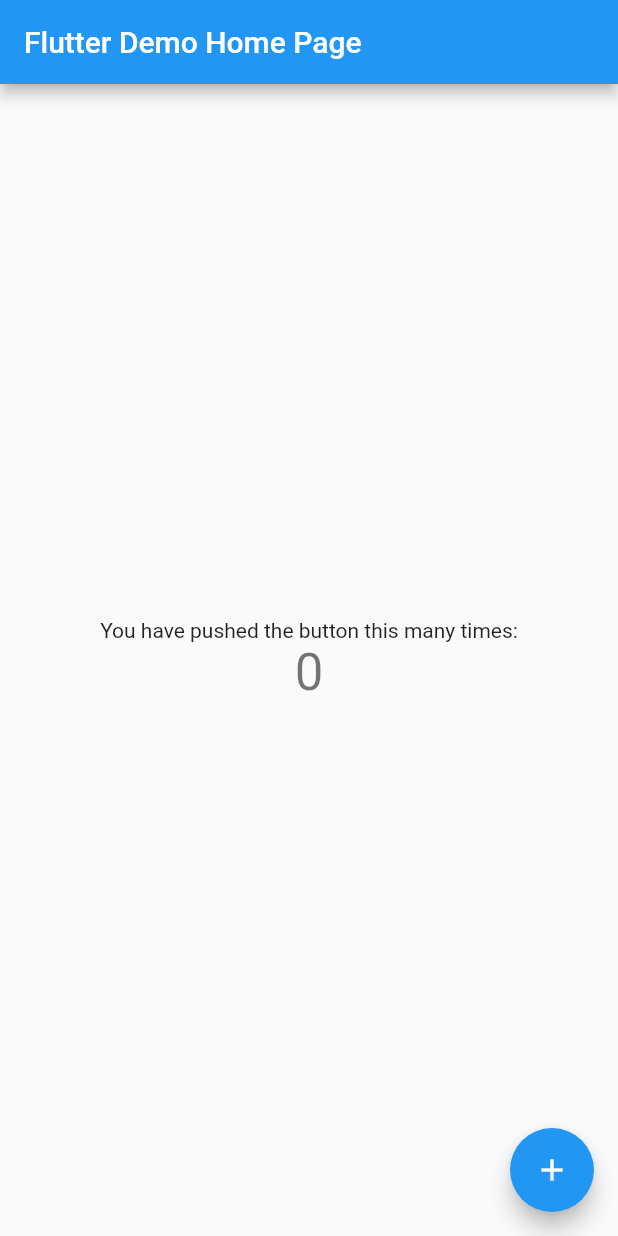
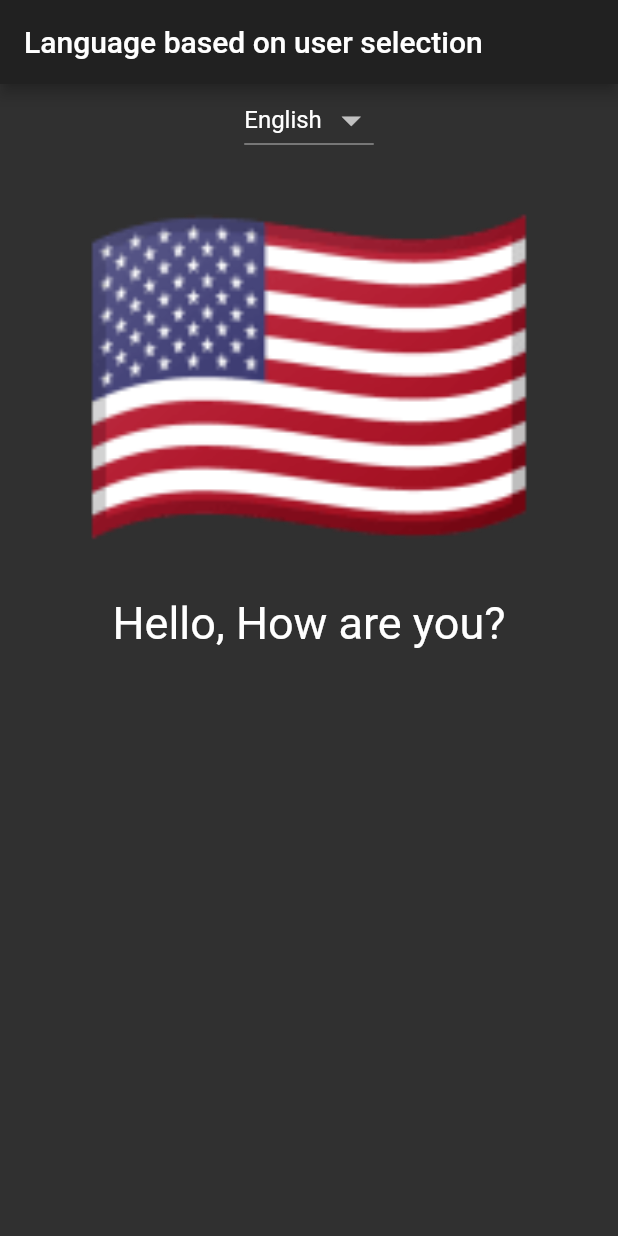
Before and after one commit to pinkeshdarji/flutter_internationalization, a Flutter app: the screen it shows after launch, on a phone screen of 412 x 824 dp. Run offline on Flutter 3.47's test engine with Material 2 defaults, Android fonts, the phone set to English and light mode, and no system bars; our stand-ins replace shared_preferences; generated files the repository leaves out were written again.

Commit message:
Feat: Language based on system and user selection completed.

```diff
--- /dev/null
+++ b/l10n.yaml
@@ -0,0 +1,3 @@
+arb-dir: lib/l10n
+template-arb-file: app_en.arb
+output-localization-file: app_localizations.dart
--- /dev/null
+++ b/lib/l10n/app_de.arb
@@ -0,0 +1,3 @@
+{
+    "hello": "Hallo wie geht's dir?"
+}
--- /dev/null
+++ b/lib/l10n/app_en.arb
@@ -0,0 +1,3 @@
+{
+    "hello": "Hello, How are you?"
+}
--- /dev/null
+++ b/lib/l10n/app_fr.arb
@@ -0,0 +1,3 @@
+{
+    "hello": "Bonjour comment vas-tu?"
+}
--- /dev/null
+++ b/lib/language_based_on_user_selection.dart
@@ -0,0 +1,123 @@
+import 'package:flutter/cupertino.dart';
+import 'package:flutter/material.dart';
+import 'package:flutter_gen/gen_l10n/app_localizations.dart';
+import 'package:flutter_internationalization/provider/app_locale.dart';
+import 'package:provider/provider.dart';
+
+import 'helper/shared_pref.dart';
+import 'model/app_language.dart';
+
+class LanguageBasedOnUserSelection extends StatefulWidget {
+  const LanguageBasedOnUserSelection({Key? key}) : super(key: key);
+
+  @override
+  _LanguageBasedOnUserSelectionState createState() =>
+      _LanguageBasedOnUserSelectionState();
+}
+
+class _LanguageBasedOnUserSelectionState
+    extends State<LanguageBasedOnUserSelection> {
+  late String currentDefaultSystemLocale;
+  int selectedLangIndex = 0;
+  var _appLocale;
+
+  Map<String, String> _languageMap = {
+    'en': 'English',
+    'de': 'German',
+    'fr': 'French'
+  };
+  late AppLanguage dropdownValue;
+
+  @override
+  void initState() {
+    super.initState();
+    dropdownValue = AppLanguage.languages().first;
+  }
+
+  @override
+  void didChangeDependencies() {
+    super.didChangeDependencies();
+    _appLocale = Provider.of<AppLocale>(context);
+    getLocale().then((locale) {
+      _appLocale.changeLocale(Locale(locale!.languageCode));
+      dropdownValue = AppLanguage.languages().firstWhere(
+          (element) => element.languageCode == locale!.languageCode);
+      _setFlag();
+    });
+  }
+
+  void _setFlag() {
+    currentDefaultSystemLocale = _appLocale.locale.languageCode.split('_')[0];
+    setState(() {
+      selectedLangIndex = _getLangIndex(currentDefaultSystemLocale);
+    });
+  }
+
+  int _getLangIndex(String currentDefaultSystemLocale) {
+    int _langIndex = 0;
+    switch (currentDefaultSystemLocale) {
+      case 'en':
+        _langIndex = 0;
+        break;
+      case 'de':
+        _langIndex = 1;
+        break;
+      case 'fr':
+        _langIndex = 2;
+        break;
+    }
+    return _langIndex;
+  }
+
+  @override
+  Widget build(BuildContext context) {
+    return Scaffold(
+      appBar: AppBar(
+        title: Text('Language based on user selection'),
+      ),
+      body: SafeArea(
+        child: Container(
+          child: Center(
+              child: Column(
+            children: [
+              DropdownButton<AppLanguage>(
+                value: dropdownValue,
+                iconSize: 30,
+                onChanged: (AppLanguage? language) {
+                  dropdownValue = language!;
+                  _appLocale.changeLocale(Locale(language!.languageCode));
+                  _setFlag();
+                  setLocale(language!.languageCode);
+                },
+                items: AppLanguage.languages()
+                    .map<DropdownMenuItem<AppLanguage>>(
+                      (e) => DropdownMenuItem<AppLanguage>(
+                          value: e, child: Text(e.name)),
+                    )
+                    .toList(),
+              ),
+              IndexedStack(
+                index: selectedLangIndex,
+                children: [
+                  Text('🇺🇸',
+                      style: TextStyle(
+                          fontSize: 250, fontWeight: FontWeight.bold)),
+                  Text('🇩🇪',
+                      style: TextStyle(
+                          fontSize: 250, fontWeight: FontWeight.bold)),
+                  Text('🇫🇷',
+                      style: TextStyle(
+                          fontSize: 250, fontWeight: FontWeight.bold)),
+                ],
+              ),
+              Text(
+                AppLocalizations.of(context)!.hello,
+                style: TextStyle(fontSize: 30),
+              ),
+            ],
+          )),
+        ),
+      ),
+    );
+  }
+}
--- a/lib/main.dart
+++ b/lib/main.dart
@@ -1,4 +1,9 @@
 import 'package:flutter/material.dart';
+import 'package:flutter_gen/gen_l10n/app_localizations.dart';
+import 'package:flutter_internationalization/provider/app_locale.dart';
+import 'package:provider/provider.dart';
+
+import 'language_based_on_user_selection.dart';
 
 void main() {
   runApp(MyApp());
@@ -8,106 +13,22 @@ class MyApp extends StatelessWidget {
   // This widget is the root of your application.
   @override
   Widget build(BuildContext context) {
-    return MaterialApp(
-      title: 'Flutter Demo',
-      theme: ThemeData(
-        // This is the theme of your application.
-        //
-        // Try running your application with "flutter run". You'll see the
-        // application has a blue toolbar. Then, without quitting the app, try
-        // changing the primarySwatch below to Colors.green and then invoke
-        // "hot reload" (press "r" in the console where you ran "flutter run",
-        // or simply save your changes to "hot reload" in a Flutter IDE).
-        // Notice that the counter didn't reset back to zero; the application
-        // is not restarted.
-        primarySwatch: Colors.blue,
-      ),
-      home: MyHomePage(title: 'Flutter Demo Home Page'),
+    return ChangeNotifierProvider(
+      create: (context) => AppLocale(),
+      child: Consumer<AppLocale>(builder: (context, locale, child) {
+        return MaterialApp(
+          title: 'Flutter translation',
+          localizationsDelegates:
+              AppLocalizations.localizationsDelegates, // important
+          supportedLocales: AppLocalizations.supportedLocales, //
+          locale: locale.locale,
+          theme: ThemeData(
+            primarySwatch: Colors.teal,
+            brightness: Brightness.dark,
+          ),
+          home: LanguageBasedOnUserSelection(),
+        );
+      }),
     );
   }
 }
-
-class MyHomePage extends StatefulWidget {
-  MyHomePage({Key key, this.title}) : super(key: key);
-
-  // This widget is the home page of your application. It is stateful, meaning
-  // that it has a State object (defined below) that contains fields that affect
-  // how it looks.
-
-  // This class is the configuration for the state. It holds the values (in this
-  // case the title) provided by the parent (in this case the App widget) and
-  // used by the build method of the State. Fields in a Widget subclass are
-  // always marked "final".
-
-  final String title;
-
-  @override
-  _MyHomePageState createState() => _MyHomePageState();
-}
-
-class _MyHomePageState extends State<MyHomePage> {
-  int _counter = 0;
-
-  void _incrementCounter() {
-    setState(() {
-      // This call to setState tells the Flutter framework that something has
-      // changed in this State, which causes it to rerun the build method below
-      // so that the display can reflect the updated values. If we changed
-      // _counter without calling setState(), then the build method would not be
-      // called again, and so nothing would appear to happen.
-      _counter++;
-    });
-  }
-
-  @override
-  Widget build(BuildContext context) {
-    // This method is rerun every time setState is called, for instance as done
-    // by the _incrementCounter method above.
-    //
-    // The Flutter framework has been optimized to make rerunning build methods
-    // fast, so that you can just rebuild anything that needs updating rather
-    // than having to individually change instances of widgets.
-    return Scaffold(
-      appBar: AppBar(
-        // Here we take the value from the MyHomePage object that was created by
-        // the App.build method, and use it to set our appbar title.
-        title: Text(widget.title),
-      ),
-      body: Center(
-        // Center is a layout widget. It takes a single child and positions it
-        // in the middle of the parent.
-        child: Column(
-          // Column is also a layout widget. It takes a list of children and
-          // arranges them vertically. By default, it sizes itself to fit its
-          // children horizontally, and tries to be as tall as its parent.
-          //
-          // Invoke "debug painting" (press "p" in the console, choose the
-          // "Toggle Debug Paint" action from the Flutter Inspector in Android
-          // Studio, or the "Toggle Debug Paint" command in Visual Studio Code)
-          // to see the wireframe for each widget.
-          //
-          // Column has various properties to control how it sizes itself and
-          // how it positions its children. Here we use mainAxisAlignment to
-          // center the children vertically; the main axis here is the vertical
-          // axis because Columns are vertical (the cross axis would be
-          // horizontal).
-          mainAxisAlignment: MainAxisAlignment.center,
-          children: <Widget>[
-            Text(
-              'You have pushed the button this many times:',
-            ),
-            Text(
-              '$_counter',
-              style: Theme.of(context).textTheme.headline4,
-            ),
-          ],
-        ),
-      ),
-      floatingActionButton: FloatingActionButton(
-        onPressed: _incrementCounter,
-        tooltip: 'Increment',
-        child: Icon(Icons.add),
-      ), // This trailing comma makes auto-formatting nicer for build methods.
-    );
-  }
-}
--- /dev/null
+++ b/lib/model/app_language.dart
@@ -0,0 +1,20 @@
+class AppLanguage {
+  final String name;
+  final String languageCode;
+
+  AppLanguage(this.name, this.languageCode);
+
+  static List<AppLanguage> languages() {
+    return <AppLanguage>[
+      AppLanguage('English', 'en'),
+      AppLanguage('German', 'de'),
+      AppLanguage('French', 'fr'),
+    ];
+  }
+
+  bool operator ==(dynamic other) =>
+      other != null && other is AppLanguage && this.name == other.name;
+
+  @override
+  int get hashCode => super.hashCode;
+}
--- /dev/null
+++ b/lib/provider/app_locale.dart
@@ -0,0 +1,12 @@
+import 'package:flutter/material.dart';
+
+class AppLocale extends ChangeNotifier {
+  Locale _locale = Locale('en');
+
+  Locale get locale => _locale;
+
+  void changeLocale(Locale newLocale) {
+    _locale = newLocale;
+    notifyListeners();
+  }
+}
```
Also changed, not shown: lib/helper/shared_pref.dart (added, +16 -0 lines), lib/language_based_on_system.dart (added, +82 -0 lines), pubspec.yaml (+7 -1 lines), pubspec.lock, 1 other file.
